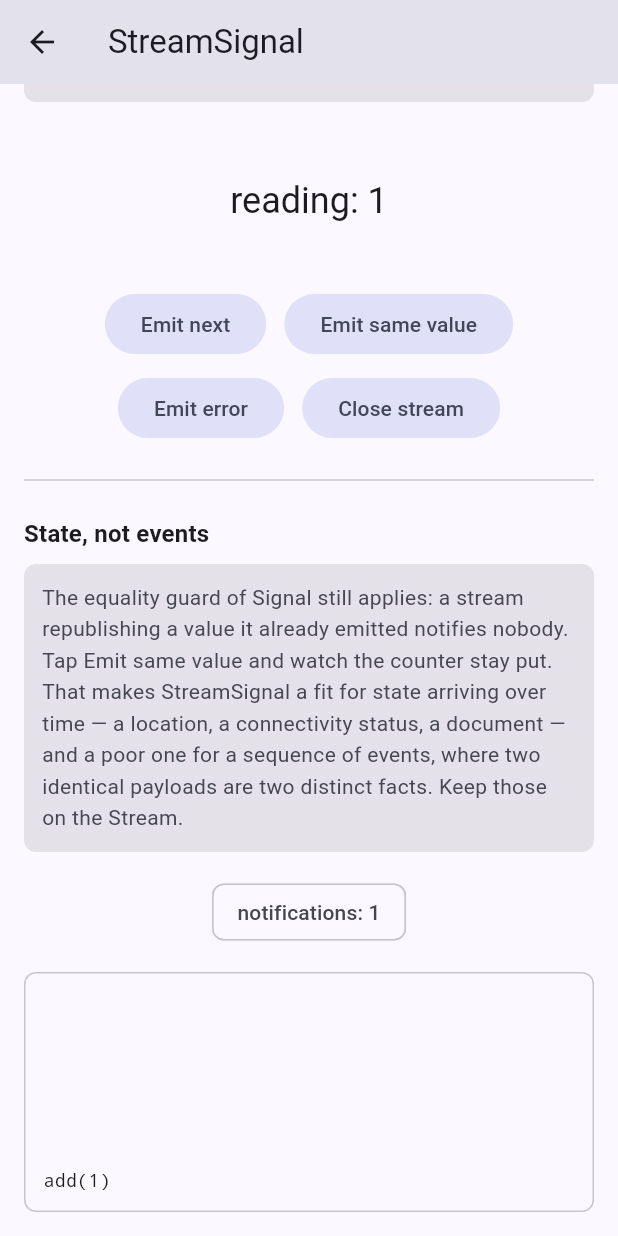
After one commit to edunatalec/dartfier, a Flutter app: the StreamSignalPage screen opened directly, scrolled down 186 dp, after a tap on "Emit next", on a phone screen of 412 x 824 dp. The commit adds this screen. Run offline on Flutter 3.47's test engine with Material 3 defaults, Android fonts, the phone set to English and light mode, and no system bars.

Commit message:
feat: add stream signal

````diff
--- a/example/lib/main.dart
+++ b/example/lib/main.dart
@@ -8,6 +8,7 @@ import 'pages/listen_when_page.dart';
 import 'pages/observer_page.dart';
 import 'pages/readonly_signal_page.dart';
 import 'pages/signal_page.dart';
+import 'pages/stream_signal_page.dart';
 import 'pages/untracked_peek_page.dart';
 import 'pages/value_listenable_page.dart';
 import 'recipes/cart/cart_page.dart';
@@ -66,6 +67,11 @@ class HomePage extends StatelessWidget {
         title: 'AsyncSignal',
         subtitle: 'Async as a synchronous value — idle, loading, data, error',
         page: AsyncSignalPage(),
+      ),
+      _Example(
+        title: 'StreamSignal',
+        subtitle: 'A Stream as a reactive value — state over time, not events',
+        page: StreamSignalPage(),
       ),
       _Example(
         title: 'listen & when',
--- /dev/null
+++ b/example/lib/pages/stream_signal_page.dart
@@ -0,0 +1,179 @@
+import 'dart:async';
+
+import 'package:dartfier/dartfier.dart';
+import 'package:flutter/material.dart';
+
+import '../widgets/widgets.dart';
+
+class StreamSignalPage extends StatefulWidget {
+  const StreamSignalPage({super.key});
+
+  @override
+  State<StreamSignalPage> createState() => _StreamSignalPageState();
+}
+
+class _StreamSignalPageState extends State<StreamSignalPage> {
+  final _controller = StreamController<int>();
+  late final _readings = StreamSignal<int>(_controller.stream);
+
+  final _notifications = Signal(0);
+  final _closed = Signal(false);
+  final _eventLog = Signal(const <String>[]);
+
+  int _next = 1;
+
+  @override
+  void initState() {
+    super.initState();
+
+    _readings.addListener(_onReadingChanged);
+  }
+
+  @override
+  void dispose() {
+    _eventLog.dispose();
+    _closed.dispose();
+    _notifications.dispose();
+    _readings.dispose();
+    unawaited(_controller.close());
+
+    super.dispose();
+  }
+
+  void _onReadingChanged() {
+    _notifications.update((int current) => current + 1);
+  }
+
+  void _log(String entry) {
+    _eventLog.value = [..._eventLog.peek(), entry];
+  }
+
+  void _onEmitTap() {
+    final int value = _next++;
+
+    _controller.add(value);
+    _log('add($value)');
+  }
+
+  void _onEmitSameTap() {
+    final int? value = _readings.peek().valueOrNull;
+
+    if (value == null) return;
+
+    _controller.add(value);
+    _log('add($value) — same value, no notification');
+  }
+
+  void _onEmitErrorTap() {
+    _controller.addError(StateError('sensor offline'));
+    _log('addError(sensor offline)');
+  }
+
+  void _onCloseTap() {
+    unawaited(_controller.close());
+    _closed.value = true;
+    _log('close() — last state stays');
+  }
+
+  @override
+  Widget build(BuildContext context) {
+    return Scaffold(
+      appBar: AppBar(title: const Text('StreamSignal')),
+      body: SingleChildScrollView(
+        padding: const EdgeInsets.all(16),
+        child: Column(
+          crossAxisAlignment: CrossAxisAlignment.stretch,
+          children: [
+            const SectionTitle('A Stream as a reactive value'),
+            const SizedBox(height: 8),
+            const InfoCard(
+              'StreamSignal<T> subscribes on creation, so it starts '
+              'AsyncLoading and moves to AsyncData on the first event. An '
+              'error becomes AsyncError carrying the data from before it, and '
+              'the subscription stays open — a later event publishes data '
+              'again. Closing the stream leaves the last state in place.',
+            ),
+            const SizedBox(height: 16),
+            SizedBox(
+              height: 100,
+              child: Observer(
+                (context) => switch (_readings.value) {
+                  AsyncLoading() => const Center(
+                    child: Column(
+                      mainAxisAlignment: MainAxisAlignment.center,
+                      children: [
+                        CircularProgressIndicator(),
+                        SizedBox(height: 8),
+                        Text('Nothing emitted yet'),
+                      ],
+                    ),
+                  ),
+                  AsyncData(:final value) => Center(
+                    child: Text(
+                      'reading: $value',
+                      style: Theme.of(context).textTheme.headlineSmall,
+                    ),
+                  ),
+                  AsyncError(:final error, :final previous?) => Center(
+                    child: Text(
+                      'failed: $error\nlast reading: $previous',
+                      textAlign: TextAlign.center,
+                    ),
+                  ),
+                  AsyncError(:final error) => Center(
+                    child: Text('failed: $error', textAlign: TextAlign.center),
+                  ),
+                  AsyncIdle() => const SizedBox.shrink(),
+                },
+              ),
+            ),
+            const SizedBox(height: 8),
+            Observer(
+              (context) => Wrap(
+                alignment: WrapAlignment.center,
+                spacing: 12,
+                runSpacing: 8,
+                children: [
+                  FilledButton.tonal(
+                    onPressed: _closed.value ? null : _onEmitTap,
+                    child: const Text('Emit next'),
+                  ),
+                  FilledButton.tonal(
+                    onPressed: _closed.value ? null : _onEmitSameTap,
+                    child: const Text('Emit same value'),
+                  ),
+                  FilledButton.tonal(
+                    onPressed: _closed.value ? null : _onEmitErrorTap,
+                    child: const Text('Emit error'),
+                  ),
+                  FilledButton.tonal(
+                    onPressed: _closed.value ? null : _onCloseTap,
+                    child: const Text('Close stream'),
+                  ),
+                ],
+              ),
+            ),
+            const Divider(height: 48),
+            const SectionTitle('State, not events'),
+            const SizedBox(height: 8),
+            const InfoCard(
+              'The equality guard of Signal still applies: a stream '
+              'republishing a value it already emitted notifies nobody. Tap '
+              'Emit same value and watch the counter stay put. That makes '
+              'StreamSignal a fit for state arriving over time — a location, '
+              'a connectivity status, a document — and a poor one for a '
+              'sequence of events, where two identical payloads are two '
+              'distinct facts. Keep those on the Stream.',
+            ),
+            const SizedBox(height: 16),
+            Center(
+              child: CountBadge(label: 'notifications', count: _notifications),
+            ),
+            const SizedBox(height: 16),
+            Observer((context) => EventLog(entries: _eventLog.value)),
+          ],
+        ),
+      ),
+    );
+  }
+}
--- a/lib/dartfier.dart
+++ b/lib/dartfier.dart
@@ -5,4 +5,5 @@ export 'src/effect.dart';
 export 'src/listen.dart';
 export 'src/observer.dart';
 export 'src/readonly_signal.dart';
+export 'src/stream_signal.dart';
 export 'src/untracked.dart';
--- /dev/null
+++ b/lib/src/stream_signal.dart
@@ -0,0 +1,59 @@
+import 'dart:async';
+
+import 'async_value.dart';
+import 'readonly_signal.dart';
+
+/// A [Signal] holding the [AsyncValue] of a [Stream].
+///
+/// The subscription opens on creation, so the signal starts [AsyncLoading]
+/// and moves to [AsyncData] on the first event. An error becomes
+/// [AsyncError] carrying the data from before it, and the subscription stays
+/// open — a later event publishes data again.
+///
+/// ```dart
+/// final StreamSignal<int> ticks = StreamSignal(source);
+///
+/// Observer((context) => Text('${ticks.value.valueOrNull ?? 0}'));
+///
+/// ticks.dispose(); // cancels the subscription
+/// ```
+///
+/// Closing the stream leaves the last state in place: a finished stream does
+/// not invalidate what it produced, and there is no done state to move to.
+///
+/// The equality guard of [Signal] still applies, so a stream repeating a
+/// value it already published notifies nobody. That makes it a fit for state
+/// arriving over time — a location, a connectivity status, a Firestore
+/// document — and a poor one for a sequence of events, where two identical
+/// payloads are two distinct facts. Keep those on the [Stream].
+///
+/// Tracking stays fully synchronous: events arrive outside the reactive graph
+/// and write their outcome into the signal.
+base class StreamSignal<T> extends Signal<AsyncValue<T>> {
+  /// Subscribes to [source] and publishes its events.
+  ///
+  /// Disposing the signal cancels the subscription — the owner of the signal
+  /// owns it, exactly as with a [Signal].
+  StreamSignal(Stream<T> source) : super(AsyncLoading<T>()) {
+    _subscription = source.listen(_onData, onError: _onError);
+  }
+
+  late final StreamSubscription<T> _subscription;
+
+  void _onData(T data) => value = AsyncData<T>(data);
+
+  void _onError(Object error, StackTrace stackTrace) {
+    value = AsyncError<T>(
+      error,
+      stackTrace: stackTrace,
+      previous: peek().valueOrNull,
+    );
+  }
+
+  @override
+  void dispose() {
+    unawaited(_subscription.cancel());
+
+    super.dispose();
+  }
+}
````
Also changed, not shown: 4 other files.
